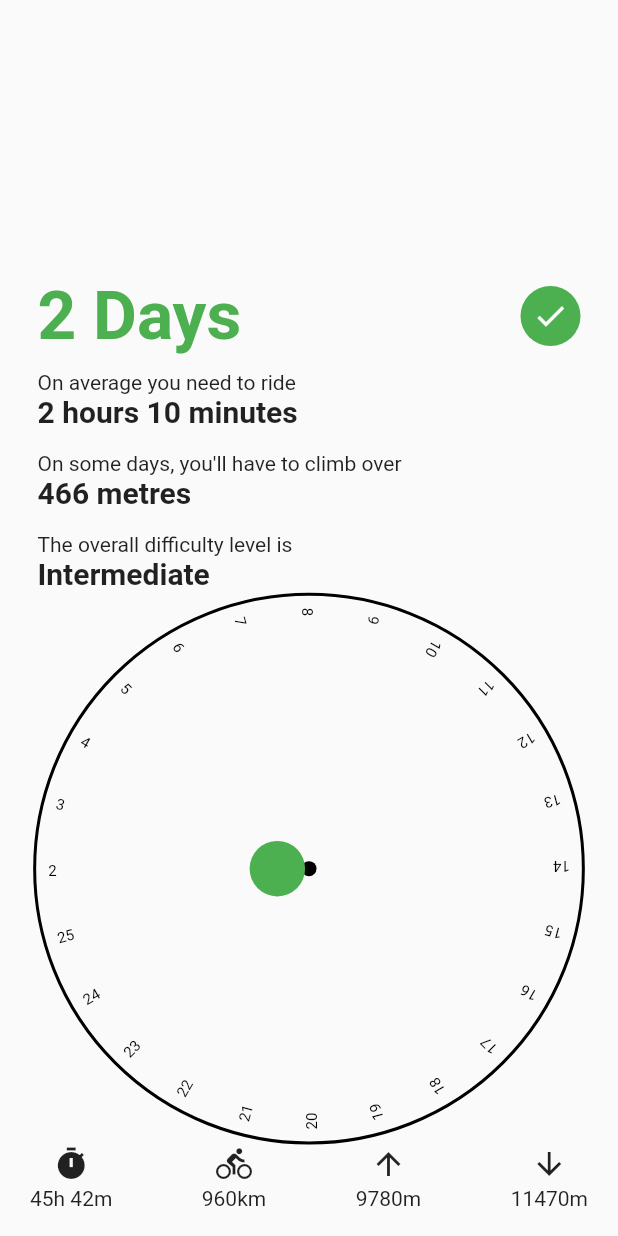
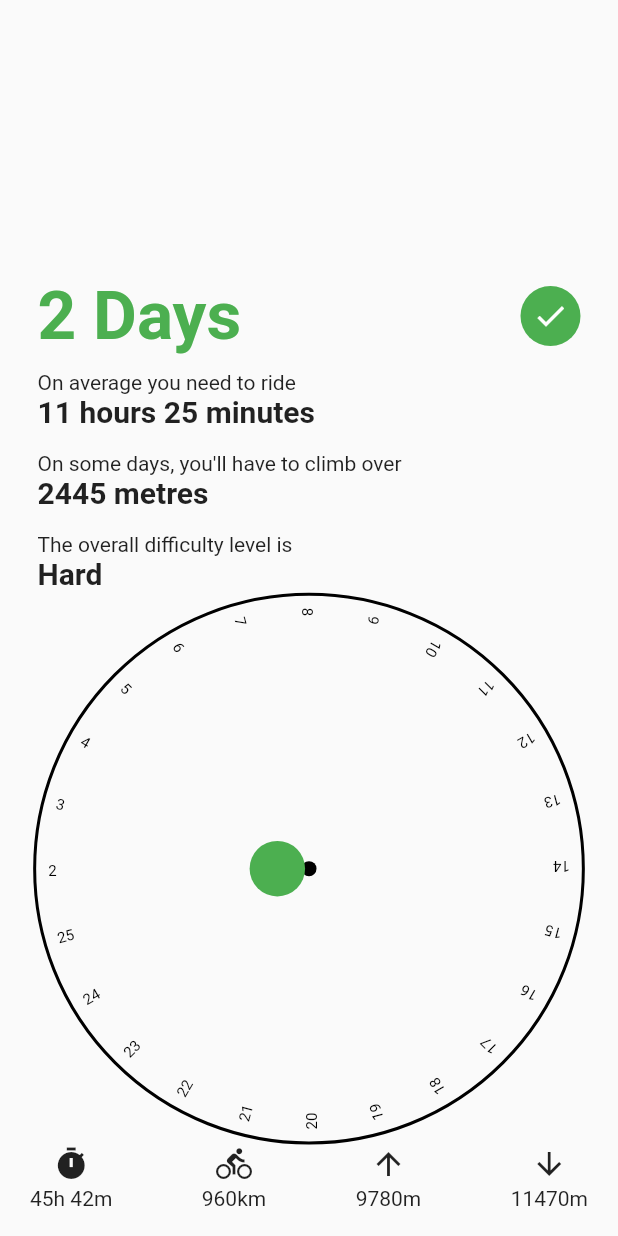
Before and after one commit to hipstermojo/flutter_fridays, a Flutter app: the screen it shows after launch, on a phone screen of 412 x 824 dp. Run offline on Flutter 3.47's test engine with Material 2 defaults, Android fonts, the phone set to English and light mode, and no system bars.

Commit message:
Refactor onComplete property to return the value of the currently picked day.
Add Stats model class to represent the data on the HomePage

```diff
--- a/dial/lib/main.dart
+++ b/dial/lib/main.dart
@@ -1,3 +1,4 @@
+import 'package:dial/models/travel_stats.dart';
 import 'package:dial/widgets/Dial.dart';
 import 'package:flutter/material.dart';
 
@@ -25,6 +26,12 @@ class _HomePageState extends State<HomePage>
   final boldStyle = TextStyle(fontSize: 20.0, fontWeight: FontWeight.bold);
   var current = 2;
   double opacity = 1.0;
+  Stats stats;
+  @override
+  void initState() {
+    super.initState();
+    stats = stats = Stats(current);
+  }
 
   @override
   Widget build(BuildContext context) {
@@ -47,7 +54,7 @@ class _HomePageState extends State<HomePage>
                     mainAxisAlignment: MainAxisAlignment.spaceBetween,
                     children: <Widget>[
                       Text(
-                        "$current Days",
+                        "${stats.days} Days",
                         style: TextStyle(
                             color: Colors.green,
                             fontSize: 45.0,
@@ -70,7 +77,7 @@ class _HomePageState extends State<HomePage>
                     children: <Widget>[
                       Text("On average you need to ride"),
                       Text(
-                        "2 hours 10 minutes",
+                        "${stats.duration.inHours} hours ${stats.duration.inMinutes % 60} minutes",
                         style: boldStyle,
                       ),
                       SizedBox(
@@ -78,7 +85,7 @@ class _HomePageState extends State<HomePage>
                       ),
                       Text("On some days, you'll have to climb over"),
                       Text(
-                        "466 metres",
+                        "${stats.distance} metres",
                         style: boldStyle,
                       ),
                       SizedBox(
@@ -86,7 +93,7 @@ class _HomePageState extends State<HomePage>
                       ),
                       Text("The overall difficulty level is"),
                       Text(
-                        "Intermediate",
+                        "${stats.difficulty}",
                         style: boldStyle,
                       ),
                     ],
@@ -110,8 +117,9 @@ class _HomePageState extends State<HomePage>
                 opacity = 0.1;
               });
             },
-            onComplete: () {
+            onComplete: (newDay) {
               setState(() {
+                stats = Stats(newDay);
                 opacity = 1.0;
               });
             },
--- /dev/null
+++ b/dial/lib/models/travel_stats.dart
@@ -0,0 +1,28 @@
+
+
+class Stats{
+  String _difficulty;
+  int _dailyDistance;
+  Duration _avgDuration;
+  int days;
+  Stats(this.days){
+    if(days >= 16){
+      this._difficulty = "Easy";
+      this._dailyDistance = 611;
+      this._avgDuration = Duration(hours: 2,minutes: 51);
+    } else if(days >=10){
+      this._difficulty = "Intermediate";
+      this._dailyDistance = 978;
+      this._avgDuration = Duration(hours: 4,minutes: 34);
+    } else {
+      this._difficulty = "Hard";
+      this._dailyDistance = 2445;
+      this._avgDuration = Duration(hours: 11,minutes: 25);
+    }
+  }
+
+  String get difficulty => _difficulty;
+  int get distance => _dailyDistance;
+  Duration get duration => _avgDuration;
+
+}
```
Also changed, not shown: dial/lib/widgets/Dial.dart (+13 -7 lines).
